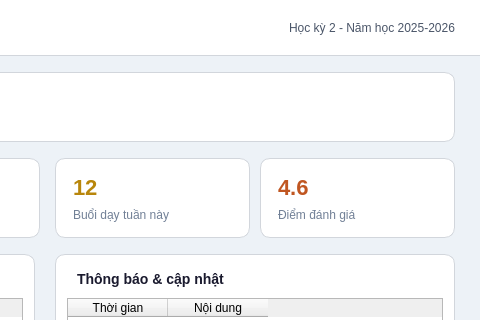
First picture: the form in frontend/ui/teacher_dashboard.ui, repository abcxyzawe/BaiTapLonPy, before the edit; both pictures show x 620 to 1100 and y 0 to 320 of the 1100 by 700 pixel window.
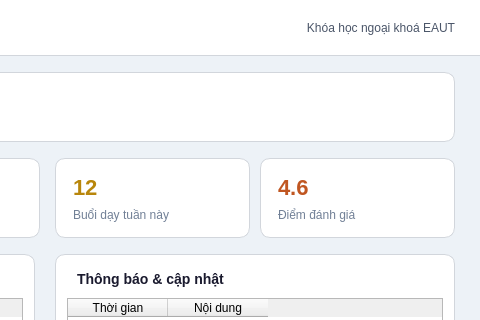
Second picture: the form after the edit.

Patch:
```diff
--- a/frontend/ui/teacher_dashboard.ui
+++ b/frontend/ui/teacher_dashboard.ui
@@ -31,7 +31,7 @@
     <widget class="QLabel" name="lblSemester">
      <property name="geometry"><rect><x>600</x><y>0</y><width>245</width><height>56</height></rect></property>
      <property name="styleSheet"><string notr="true">color: #4a5568; font-size: 12px; background: transparent;</string></property>
-     <property name="text"><string>Học kỳ 2 - Năm học 2025-2026</string></property>
+     <property name="text"><string>Khóa học ngoại khoá EAUT</string></property>
      <property name="alignment"><set>Qt::AlignRight|Qt::AlignVCenter</set></property>
     </widget>
    </widget>
```
